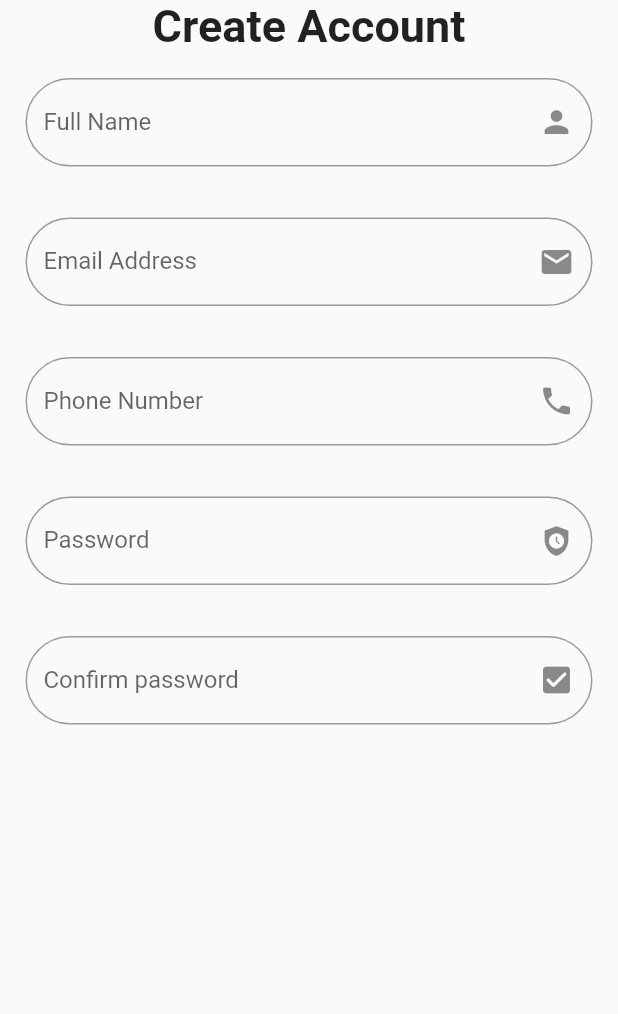
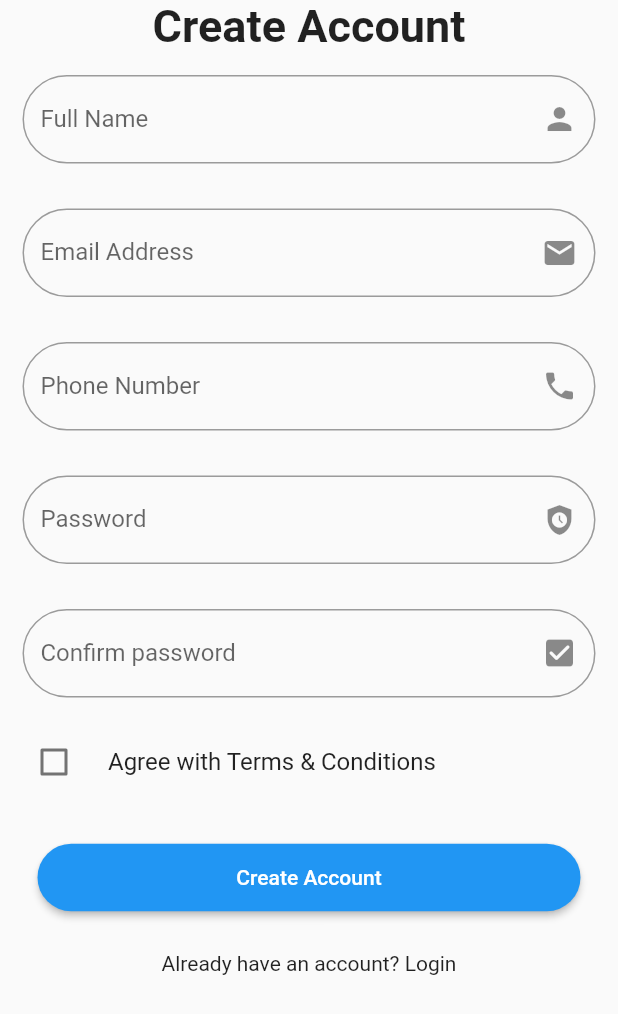
Before and after one commit to adhamniyozboyev/account_create, a Flutter app: the screen it shows after launch, on a phone screen of 412 x 824 dp. Shown: the top 1014 px of the screen. Run offline on Flutter 3.47's test engine with Material 2 defaults, Android fonts, the phone set to English and light mode, and no system bars.

Commit message:
finish great app

```diff
--- a/lib/main.dart
+++ b/lib/main.dart
@@ -1,11 +1,12 @@
 import 'package:flutter/material.dart';
+import 'package:flutter/services.dart';
 
 void main() {
   runApp(MaterialApp(
     home: MyWidget(),
   ));
 }
-
+ String password="";
 class MyWidget extends StatefulWidget {
   const MyWidget({super.key});
 
@@ -14,19 +15,32 @@ class MyWidget extends StatefulWidget {
 }
 
 class _MyWidgetState extends State<MyWidget> {
+  bool val = false;
   @override
   Widget build(BuildContext context) {
+    final formKey = GlobalKey<FormState>();
+    final GlobalKey<ScaffoldState> _scafooldState = GlobalKey<ScaffoldState>();
     return Scaffold(
       body: Form(
+          key: formKey,
           child: Column(
             children: [
               Text(
                 'Create Account',
-            style: TextStyle(fontWeight: FontWeight.bold,fontSize: 30),
+                style: TextStyle(fontWeight: FontWeight.bold, fontSize: 30),
               ),
               Padding(
-            padding: EdgeInsets.all(17),
+                padding: EdgeInsets.all(15),
                 child: TextFormField(
+                  inputFormatters: [
+                    FilteringTextInputFormatter.allow(RegExp('[a-z A-Z]'))
+                  ],
+                  validator: (value) {
+                    if (value == null || value.isEmpty) {
+                      return 'Enter correct name';
+                    } else
+                      return null;
+                  },
                   decoration: InputDecoration(
                       labelText: 'Full Name',
                       border: OutlineInputBorder(
@@ -35,8 +49,21 @@ class _MyWidgetState extends State<MyWidget> {
                 ),
               ),
               Padding(
-            padding: EdgeInsets.all(17),
+                padding: EdgeInsets.all(15),
                 child: TextFormField(
+                  validator: (value) {
+                    int a = value.toString().indexOf("@gmail.com");
+                    print(a);
+                    if (value.toString().length != a + 10) {
+                      return "not found!";
+                    }
+                    if (value == null ||
+                        value.isEmpty ||
+                        !value.contains('@gmail.com')) {
+                      return 'Enter correct email';
+                    } else
+                      return null;
+                  },
                   decoration: InputDecoration(
                       labelText: 'Email Address',
                       border: OutlineInputBorder(
@@ -45,8 +72,18 @@ class _MyWidgetState extends State<MyWidget> {
                 ),
               ),
               Padding(
-            padding: EdgeInsets.all(17),
+                padding: EdgeInsets.all(15),
                 child: TextFormField(
+                  inputFormatters: [
+                    FilteringTextInputFormatter.deny(RegExp('[a-z, ]')),
+                    FilteringTextInputFormatter.allow(RegExp('[0-9 ,+]'))
+                  ],
+                  validator: (value) {
+                    if (value == null || value.isEmpty || value.length < 13) {
+                      return 'Enter correct number';
+                    } else
+                      return null;
+                  },
                   decoration: InputDecoration(
                       labelText: 'Phone Number',
                       border: OutlineInputBorder(
@@ -55,8 +92,16 @@ class _MyWidgetState extends State<MyWidget> {
                 ),
               ),
               Padding(
-            padding: EdgeInsets.all(17),
+                padding: EdgeInsets.all(15),
                 child: TextFormField(
+                  inputFormatters: [FilteringTextInputFormatter.allow(RegExp('[a-z 0-9]'))],
+                  validator: (value) {
+                    password=value.toString();
+                    if (value == null || value.isEmpty) {
+                      return 'Enter correct password';
+                    } else
+                      return null;
+                  },
                   decoration: InputDecoration(
                       labelText: 'Password',
                       border: OutlineInputBorder(
@@ -65,8 +110,15 @@ class _MyWidgetState extends State<MyWidget> {
                 ),
               ),
               Padding(
-            padding: EdgeInsets.all(17),
+                padding: EdgeInsets.all(15),
                 child: TextFormField(
+                  inputFormatters: [FilteringTextInputFormatter.allow(RegExp('[a-z 0-9]'))],
+                  validator: (value) {
+                    if (value == null || value.isEmpty || value!=password) {
+                      return 'Passwords not confirm';
+                    } else
+                      return null;
+                  },
                   decoration: InputDecoration(
                       labelText: 'Confirm password',
                       border: OutlineInputBorder(
@@ -74,6 +126,34 @@ class _MyWidgetState extends State<MyWidget> {
                       suffixIcon: Icon(Icons.check_box_rounded)),
                 ),
               ),
+              Row(
+                children: [
+                  Expanded(
+                    child: CheckboxListTile(
+                        controlAffinity: ListTileControlAffinity.leading,
+                        title: Text('Agree with Terms & Conditions'),
+                        value: val,
+                        onChanged: (value) {
+                          setState(() {
+                            val = !val;
+                          });
+                        }),
+                  ),
+                ],
+              ),
+              Padding(
+                padding: EdgeInsets.all(25),
+                child: ElevatedButton(
+                    style: ElevatedButton.styleFrom(
+                        shape: RoundedRectangleBorder(
+                            borderRadius: BorderRadius.circular(30)),
+                        fixedSize: Size(400, 45)),
+                    onPressed: () {
+                      formKey.currentState!.validate();
+                    },
+                    child: Text('Create Account')),
+              ),
+              Text('Already have an account? Login')
             ],
           )),
     );
```
Lines whose indentation alone changed are shown as unchanged.
